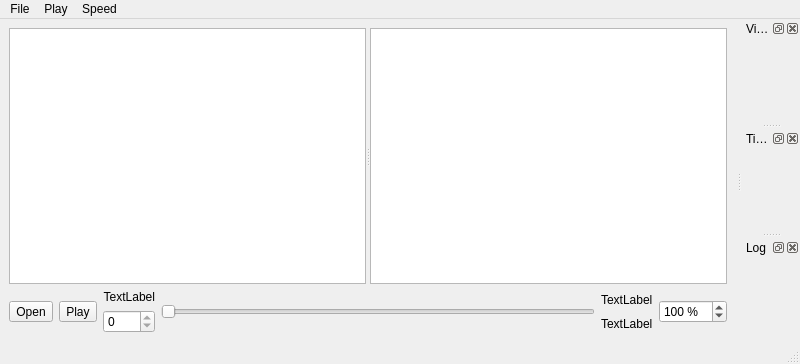
The window that src/logplayer/mainwindow.ui (robotics-erlangen/framework) describes before a commit, drawn with Qt 5.
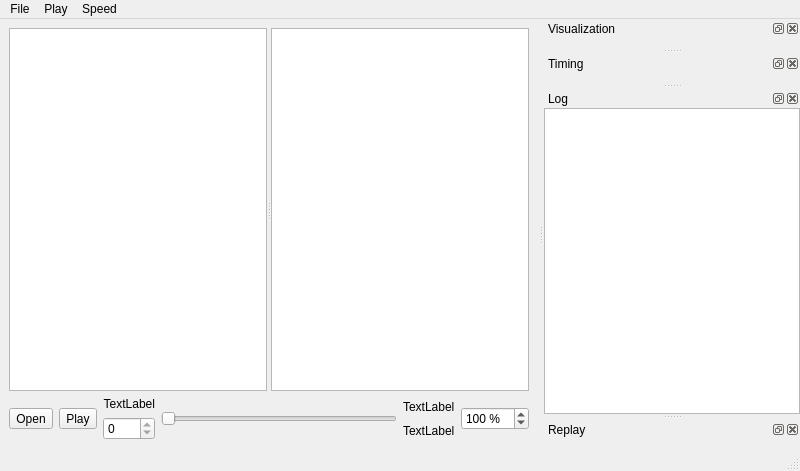
The same window after the commit. Custom widgets are drawn as their Qt base class.

Commit message: Ra: implement strategy (observer) replay in the logplayer

Patch:
```diff
--- a/src/logplayer/mainwindow.ui
+++ b/src/logplayer/mainwindow.ui
@@ -7,7 +7,7 @@
     <x>0</x>
     <y>0</y>
     <width>800</width>
-    <height>364</height>
+    <height>471</height>
    </rect>
   </property>
   <property name="windowTitle">
@@ -119,7 +119,7 @@
      <x>0</x>
      <y>0</y>
      <width>800</width>
-     <height>20</height>
+     <height>19</height>
     </rect>
    </property>
    <widget class="QMenu" name="menuFile">
@@ -189,6 +189,15 @@
    </attribute>
    <widget class="LogWidget" name="log"/>
   </widget>
+  <widget class="QDockWidget" name="dockTeam">
+   <property name="windowTitle">
+    <string>Replay</string>
+   </property>
+   <attribute name="dockWidgetArea">
+    <number>2</number>
+   </attribute>
+   <widget class="ReplayTeamWidget" name="replay"/>
+  </widget>
   <action name="actionStepForward">
    <property name="text">
     <string>Step Forward</string>
@@ -380,15 +389,21 @@
    <extends>QGraphicsView</extends>
    <header>widgets/fieldwidget.h</header>
   </customwidget>
+  <customwidget>
+   <class>LogWidget</class>
+   <extends>QPlainTextEdit</extends>
+   <header>widgets/logwidget.h</header>
+   <container>1</container>
+  </customwidget>
   <customwidget>
    <class>DebugTreeWidget</class>
    <extends>QTreeView</extends>
    <header>widgets/debugtreewidget.h</header>
   </customwidget>
   <customwidget>
-   <class>LogWidget</class>
+   <class>ReplayTeamWidget</class>
    <extends>QWidget</extends>
-   <header>widgets/logwidget.h</header>
+   <header>replayteamwidget.h</header>
    <container>1</container>
   </customwidget>
  </customwidgets>
```
The commit also changes 4 other files.
